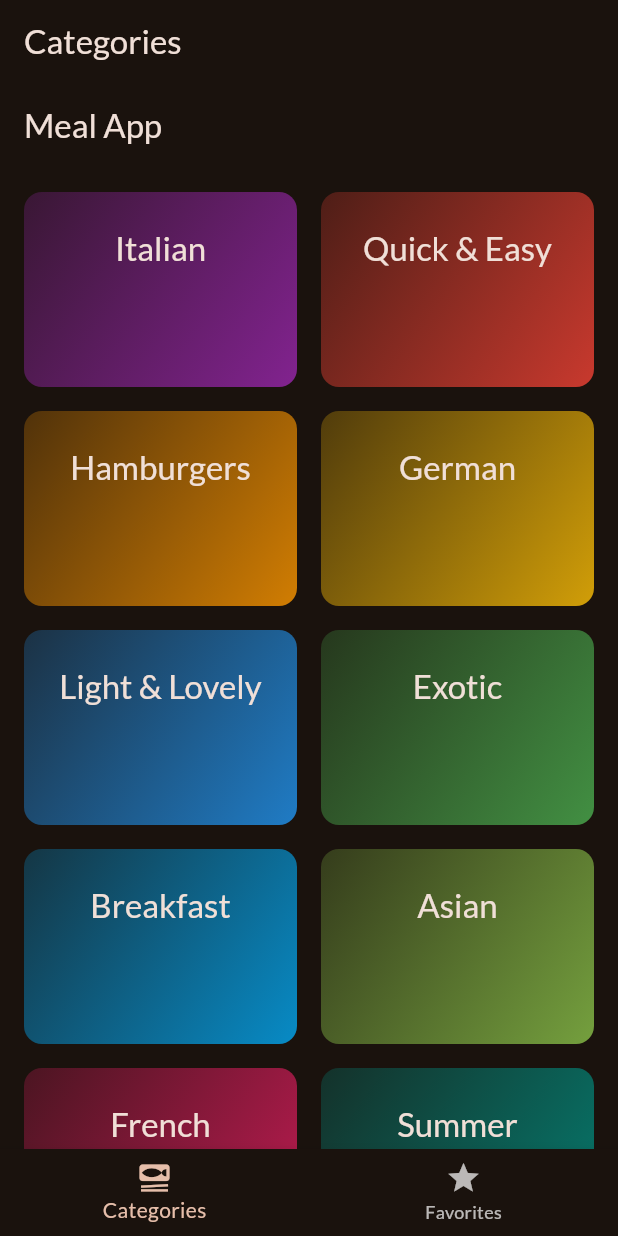
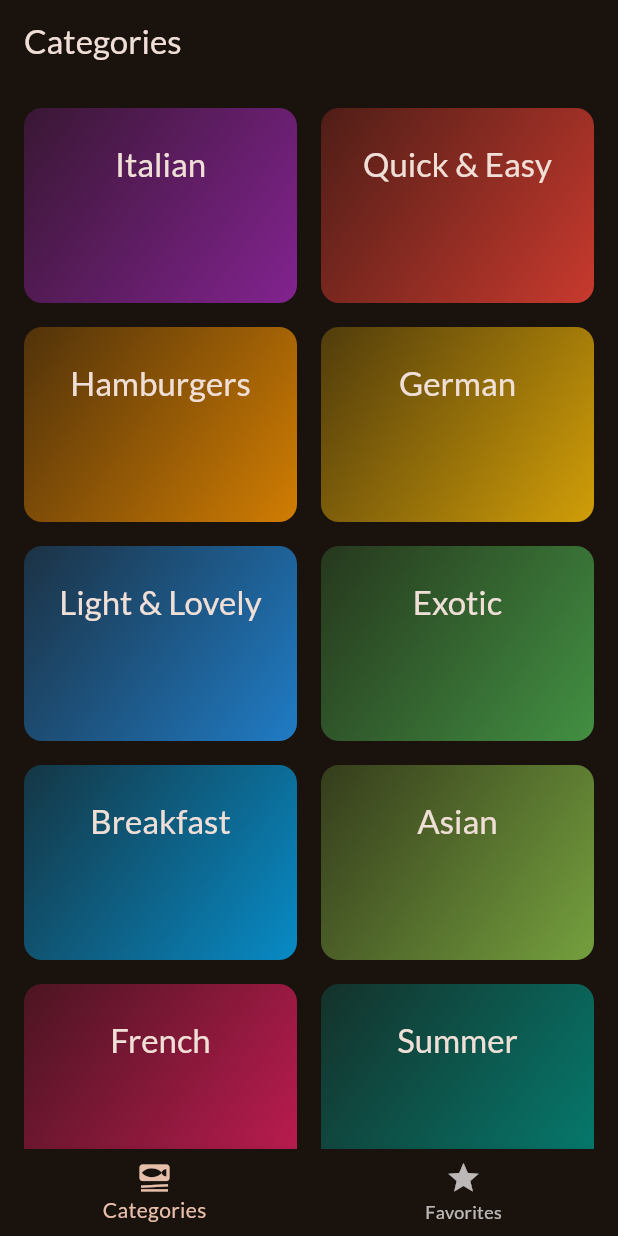
Before and after one commit to jayceebuarao/meals-app, a Flutter app: the screen it shows after launch, on a phone screen of 412 x 824 dp. Run offline on Flutter 3.47's test engine with Material 2 defaults, Android fonts, the phone set to English and light mode, and no system bars; our stand-ins replace google_fonts, transparent_image.

Commit message:
refactor: remove scaffold widget

```diff
--- a/lib/screens/categories_screen.dart
+++ b/lib/screens/categories_screen.dart
@@ -23,11 +23,7 @@ class CategoriesScreen extends StatelessWidget {
 
   @override
   Widget build(BuildContext context) {
-    return Scaffold(
-      appBar: AppBar(
-        title: const Text('Meal App'),
-      ),
-      body: GridView(
+    return GridView(
       padding: const EdgeInsets.all(16),
       gridDelegate: const SliverGridDelegateWithFixedCrossAxisCount(
           crossAxisCount: 2,
@@ -43,7 +39,6 @@ class CategoriesScreen extends StatelessWidget {
             },
           )
       ],
-      ),
     );
   }
 }
```
Lines whose indentation alone changed are shown as unchanged.
